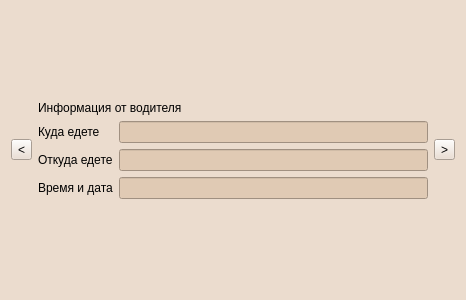
The window that client/driverwindow.ui (WvLadIck/TripLink) describes before a commit, drawn with Qt 5.
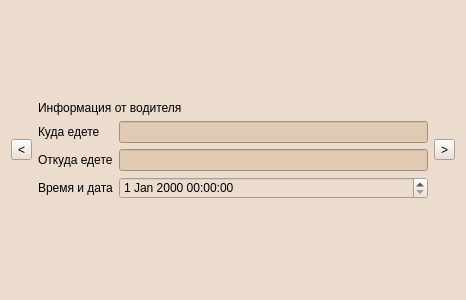
The same window after the commit.

What changed in the file:
```diff
--- a/client/driverwindow.ui
+++ b/client/driverwindow.ui
@@ -81,11 +81,7 @@
           </widget>
          </item>
          <item row="2" column="1">
-          <widget class="QLineEdit" name="lineEdit_time">
-           <property name="styleSheet">
-            <string notr="true">background-color: rgb(224, 202, 180);</string>
-           </property>
-          </widget>
+          <widget class="QDateTimeEdit" name="dateTimeEdit"/>
          </item>
         </layout>
        </item>
```
